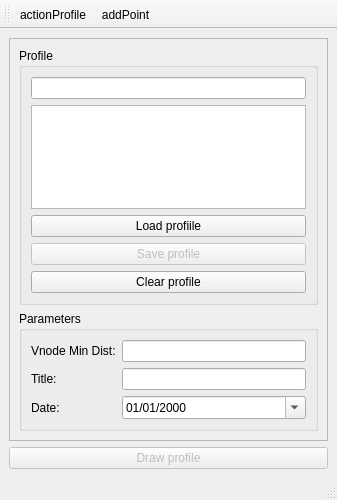
Old version of the form core/ui/toolbars/om/profile.ui in the repository Giswater/giswater_qgis_plugin.
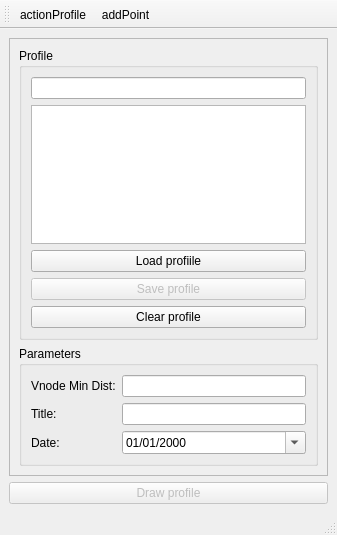
New version of the form. Icons and pictures are not drawn.

Commit message: refactor(dialogs): resize dialogs and move workcat_manager.ui into utilities

Diff of the .ui file:
```diff
--- a/core/ui/toolbars/om/profile.ui
+++ b/core/ui/toolbars/om/profile.ui
@@ -7,7 +7,7 @@
     <x>0</x>
     <y>0</y>
     <width>337</width>
-    <height>500</height>
+    <height>535</height>
    </rect>
   </property>
   <property name="minimumSize">
@@ -31,8 +31,8 @@
         <rect>
          <x>0</x>
          <y>0</y>
-         <width>317</width>
-         <height>395</height>
+         <width>313</width>
+         <height>414</height>
         </rect>
        </property>
        <layout class="QGridLayout" name="gridLayout">
```
The commit also changes 3 other files.
